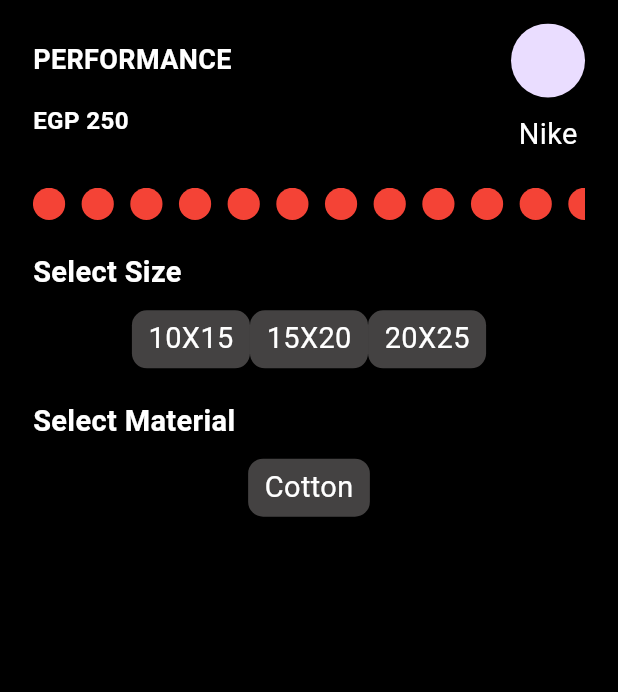
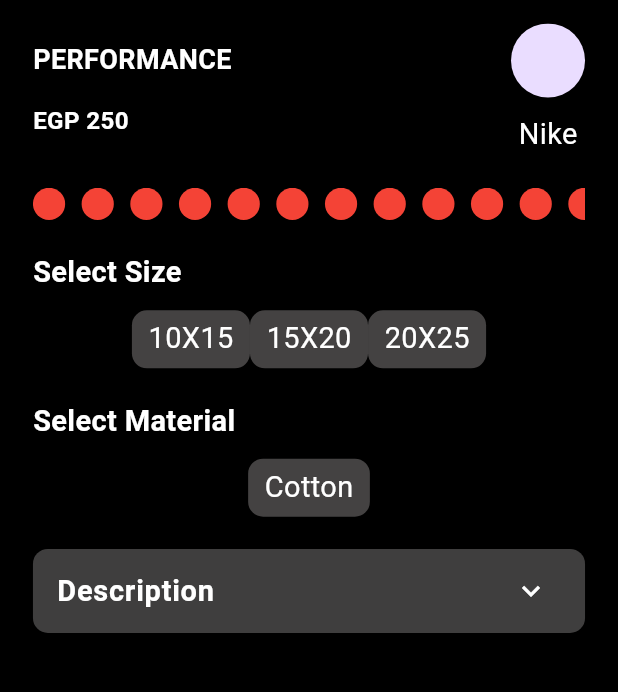
Before and after one commit to Basel85/slash_product_details_app, a Flutter app: the screen it shows after launch, on a phone screen of 412 x 824 dp, the part 57-749 px from its top. Run offline on Flutter 3.47's test engine with Material 3 defaults, Android fonts, the phone set to English and light mode, and no system bars; our stand-ins replace gap.

Commit message:
description UI Component done

```diff
--- a/lib/features/product_details/ui/screens/product_details_screen.dart
+++ b/lib/features/product_details/ui/screens/product_details_screen.dart
@@ -2,6 +2,7 @@ import 'package:flutter/material.dart';
 import 'package:gap/gap.dart';
 import 'package:slash_product_details_app/core/responsitivity/size_config.dart';
 import 'package:slash_product_details_app/core/widgets/appbar/custom_appbar.dart';
+import 'package:slash_product_details_app/features/product_details/ui/widgets/description_component/description_component.dart';
 import 'package:slash_product_details_app/features/product_details/ui/widgets/product_colors_list/product_colors_list.dart';
 import 'package:slash_product_details_app/features/product_details/ui/widgets/product_info/product_info.dart';
 import 'package:slash_product_details_app/features/product_details/ui/widgets/variations_properties_section/variations_properties_section.dart';
@@ -31,6 +32,8 @@ class ProductDetailsScreen extends StatelessWidget {
               variationsPropertyName: "Select Material",
               variationsPropertiesValues: ["Cotton"],
             ),
+            Gap(20 * SizeConfig.verticalBlock),
+            const DescriptionComponent()
           ],
         ),
       ),
--- /dev/null
+++ b/lib/features/product_details/ui/widgets/description_component/desciption_title_component.dart
@@ -0,0 +1,18 @@
+import 'package:flutter/material.dart';
+import 'package:slash_product_details_app/core/responsitivity/size_config.dart';
+
+class DescriptionTitle extends StatelessWidget {
+  const DescriptionTitle({super.key});
+
+  @override
+  Widget build(BuildContext context) {
+    return  Text(
+        "Description",
+        style: TextStyle(
+          color: Colors.white,
+          fontSize: 18*SizeConfig.textRatio,
+          fontWeight: FontWeight.w600,
+        ),
+      );
+  }
+}
--- /dev/null
+++ b/lib/features/product_details/ui/widgets/description_component/description_component.dart
@@ -0,0 +1,28 @@
+import 'package:flutter/material.dart';
+import 'package:slash_product_details_app/core/responsitivity/size_config.dart';
+import 'package:slash_product_details_app/features/product_details/ui/widgets/description_component/desciption_title_component.dart';
+import 'package:slash_product_details_app/features/product_details/ui/widgets/description_component/description_text.dart';
+
+class DescriptionComponent extends StatelessWidget {
+  const DescriptionComponent({super.key});
+
+  @override
+  Widget build(BuildContext context) {
+    return ExpansionTile(
+        title: const DescriptionTitle(),
+        backgroundColor: const Color.fromARGB(255, 63, 62, 62),
+        shape: const RoundedRectangleBorder(
+          borderRadius: BorderRadius.all(Radius.circular(10)),
+        ),
+        collapsedBackgroundColor: const Color.fromARGB(255, 63, 62, 62),
+        collapsedIconColor: Colors.white,
+        collapsedShape: const RoundedRectangleBorder(
+          borderRadius: BorderRadius.all(Radius.circular(10)),
+        ),
+        childrenPadding: EdgeInsets.symmetric(
+            horizontal: 20 * SizeConfig.horizontalBlock,
+            vertical: 15 * SizeConfig.verticalBlock),
+        iconColor: Colors.white,
+        children: const [DescriptionText()]);
+  }
+}
--- /dev/null
+++ b/lib/features/product_details/ui/widgets/description_component/description_text.dart
@@ -0,0 +1,15 @@
+import 'package:flutter/material.dart';
+import 'package:slash_product_details_app/core/responsitivity/size_config.dart';
+
+class DescriptionText extends StatelessWidget {
+  const DescriptionText({super.key});
+
+  @override
+  Widget build(BuildContext context) {
+    return Text(
+      "Anim nostrud amet exercitation esse exercitation qui deserunt elit eiusmod non sunt elit nisi Lorem. Anim laboris proident nostrud ullamco incididunt pariatur commodo deserunt. Reprehenderit duis veniam et aliqua amet fugiat consectetur incididunt commodo ad eu. Do ad aute laborum officia ad in incididunt. Culpa dolor consectetur esse deserunt ea esse ipsum ullamco adipisicing quis labore Lorem. Nulla enim laboris incididunt Lorem. Do ipsum reprehenderit minim sunt elit proident culpa anim et qui.Ipsum ullamco consectetur labore ut do ut ex minim quis fugiat ullamco proident. Exercitation consectetur laborum cupidatat adipisicing sint fugiat incididunt dolor sit quis veniam ex. Enim sint ad mollit culpa dolore ullamco minim voluptate do esse dolor nisi. Aute quis irure quis voluptate mollit sit consectetur aute. Adipisicing qui et occaecat qui veniam deserunt non culpa dolore. Lorem excepteur amet nisi consequat esse ut dolore. Consectetur nulla laborum id occaecat enim enim.",
+      style:
+          TextStyle(color: Colors.white, fontSize: 14 * SizeConfig.textRatio),
+    );
+  }
+}
```
